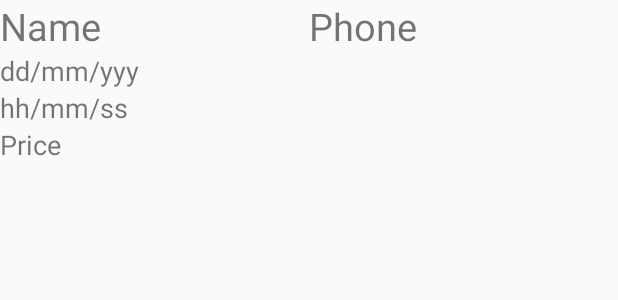
After one commit to Soraya24/CallDriver, an Android app: the layout show_detail_order_layout_fragment.xml on its own in the app's theme, with its tools: preview values and no code run, on a phone screen of 412 x 824 dp. The commit adds this screen. Shown: the top 300 px of the screen. Run offline under Robolectric (Android 15) with nearby library versions, the phone set to English and light mode, and no system bars.

Commit message:
Name Phone OK

```diff
--- a/app/build.gradle
+++ b/app/build.gradle
@@ -31,4 +31,5 @@ dependencies {
     compile 'com.android.support:appcompat-v7:26.0.0-alpha1'
     compile 'com.android.support:design:26.0.0-alpha1'
     testCompile 'junit:junit:4.12'
+    compile 'com.android.support:support-v4:26.0.0-alpha1'
 }
--- a/app/src/main/java/nakthon/soraya/calldriver/MyConstant.java
+++ b/app/src/main/java/nakthon/soraya/calldriver/MyConstant.java
@@ -15,6 +15,7 @@ public class MyConstant {
     private String urlGetPassengerWhereID = "http://woodriverservice.com/Android/getPassengerWhereID.php";
     private String urlGetAllPureJom = "http://woodriverservice.com/Android/getPureJob.php";
     private String urlGetNameWhereID = "http://woodriverservice.com/Android/getNameWhereID.php";
+    private String urlGetIdPassWhereID = "http://woodriverservice.com/Android/getIdPassWhereID.php";
 
 
     private String[] loginStrings = new String[]{"id", "Name", "User", "Password"};
@@ -25,6 +26,10 @@ public class MyConstant {
 
     private String serverKeyString = "AIzaSyD_6HZwKgnxSOSkMWocLs4-2AViQuPBteQ";
 
+
+    public String getUrlGetIdPassWhereID() {
+        return urlGetIdPassWhereID;
+    }
 
     public String getUrlGetNameWhereID() {
         return urlGetNameWhereID;
--- a/app/src/main/java/nakthon/soraya/calldriver/ReportPureJobFragment.java
+++ b/app/src/main/java/nakthon/soraya/calldriver/ReportPureJobFragment.java
@@ -80,7 +80,7 @@ public class ReportPureJobFragment extends Fragment {
             JSONArray jsonArray = new JSONArray(jsonAllPassenger);
             int index = jsonArray.length();
             Log.d(tag, "jsonArray.length ==> " + index);
-            String[] valueColumn1Strings1 = new String[jsonArray.length()];
+            final String[] valueColumn1Strings1 = new String[jsonArray.length()];
             Log.d(tag, "value1.lentth ==> " + valueColumn1Strings1.length);
 
             String[] valueColumn1Strings2 = new String[jsonArray.length()];
@@ -119,6 +119,10 @@ public class ReportPureJobFragment extends Fragment {
                 public void onItemClick(AdapterView<?> adapterView, View view, int i, long l) {
 
                     Intent intent = new Intent(getActivity(), ShowDetailOrderActivity.class);
+
+                    Log.d("30JuneV2", "You Click id ==> " + valueColumn1Strings1[i]);
+                    intent.putExtra("idUser", valueColumn1Strings1[i]);
+
                     startActivity(intent);
 
                 }
--- /dev/null
+++ b/app/src/main/res/layout/show_detail_order_layout_fragment.xml
@@ -0,0 +1,51 @@
+<?xml version="1.0" encoding="utf-8"?>
+<LinearLayout xmlns:android="http://schemas.android.com/apk/res/android"
+    android:layout_width="match_parent"
+    android:layout_height="match_parent"
+    android:orientation="vertical">
+
+    <LinearLayout
+        android:layout_width="match_parent"
+        android:layout_height="wrap_content"
+        android:orientation="horizontal">
+
+        <TextView
+            android:id="@+id/txtName"
+            android:layout_width="0dp"
+            android:layout_height="wrap_content"
+            android:layout_weight="1"
+            android:text="Name"
+            android:textSize="@dimen/h2" />
+
+        <TextView
+            android:id="@+id/txtPhone"
+            android:layout_width="0dp"
+            android:layout_height="wrap_content"
+            android:layout_weight="1"
+            android:text="Phone"
+            android:textSize="@dimen/h2" />
+
+    </LinearLayout>
+
+    <TextView
+        android:id="@+id/txtDate"
+        android:layout_width="wrap_content"
+        android:layout_height="wrap_content"
+        android:text="dd/mm/yyy"
+        android:textSize="@dimen/h4" />
+
+    <TextView
+        android:id="@+id/ixtTime"
+        android:layout_width="wrap_content"
+        android:layout_height="wrap_content"
+        android:text="hh/mm/ss"
+        android:textSize="@dimen/h4" />
+
+    <TextView
+        android:id="@+id/txtPrice"
+        android:layout_width="wrap_content"
+        android:layout_height="wrap_content"
+        android:text="Price"
+        android:textSize="@dimen/h4" />
+
+</LinearLayout>
```
Also changed, not shown: app/src/main/java/nakthon/soraya/calldriver/ShowDetailOrderActivity.java (+32 -13 lines), app/src/main/java/nakthon/soraya/calldriver/fragment/ShowDetailOrderFragment.java (added, +105 -0 lines), app/src/main/res/layout/activity_show_detail_order.xml (+26 -5 lines).
